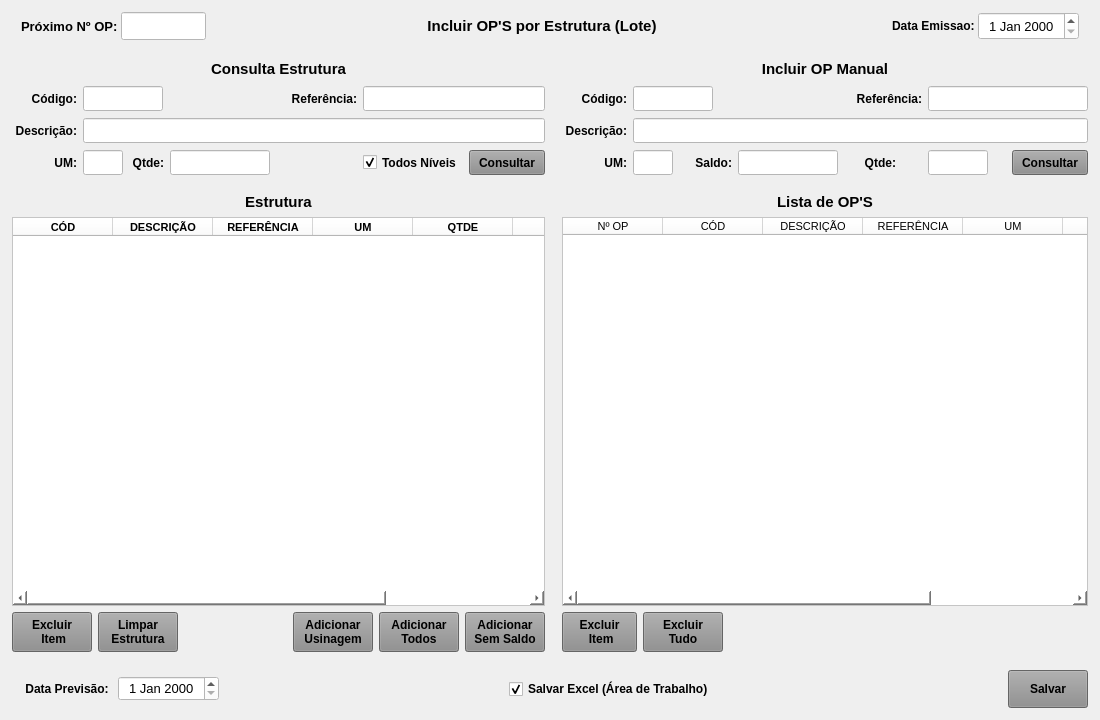
Old version of the form forms/tela_op_incluir_lote.ui in the repository Azevedo84/erp_suzuki.
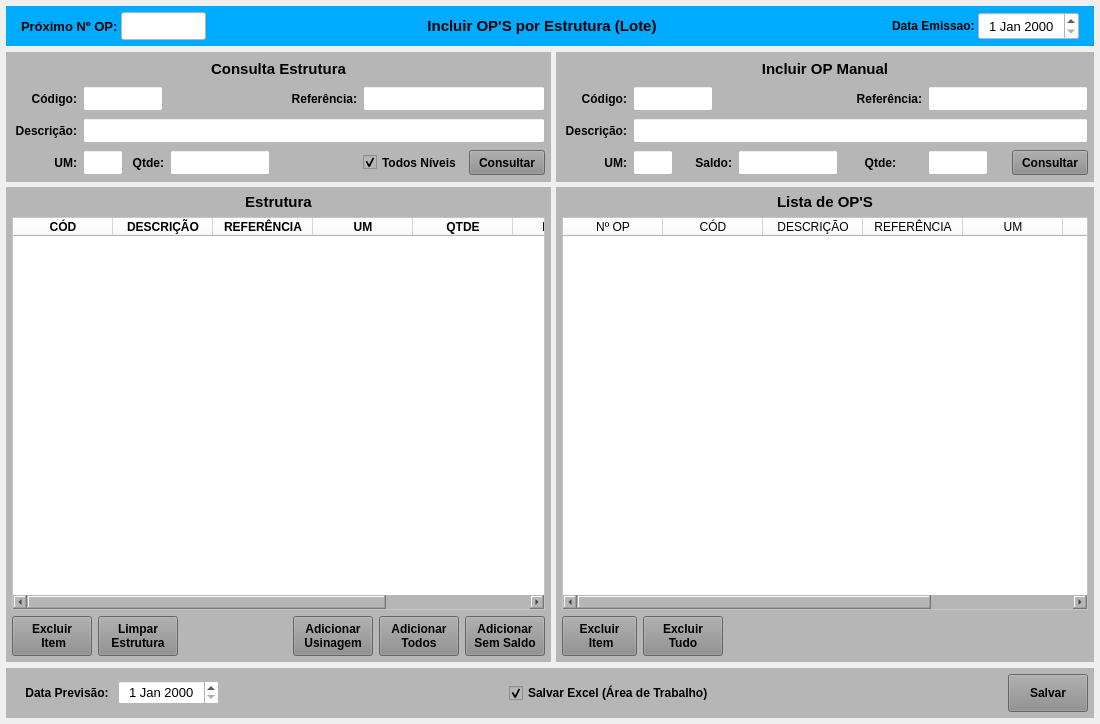
New version of the form.

Diff of the .ui file:
```diff
--- a/forms/tela_op_incluir_lote.ui
+++ b/forms/tela_op_incluir_lote.ui
@@ -7,7 +7,7 @@
     <x>0</x>
     <y>0</y>
     <width>1100</width>
-    <height>720</height>
+    <height>724</height>
    </rect>
   </property>
   <property name="windowTitle">
@@ -42,7 +42,7 @@
        </size>
       </property>
       <property name="styleSheet">
-       <string notr="true"/>
+       <string notr="true">background-color: rgb(0, 170, 255);</string>
       </property>
       <layout class="QHBoxLayout" name="horizontalLayout">
        <property name="spacing">
@@ -288,7 +288,7 @@
              </size>
             </property>
             <property name="styleSheet">
-             <string notr="true"/>
+             <string notr="true">background-color: rgb(182, 182, 182);</string>
             </property>
             <layout class="QGridLayout" name="gridLayout">
              <property name="leftMargin">
@@ -783,7 +783,7 @@
              </size>
             </property>
             <property name="styleSheet">
-             <string notr="true"/>
+             <string notr="true">background-color: rgb(182, 182, 182);</string>
             </property>
             <layout class="QGridLayout" name="gridLayout_2">
              <property name="leftMargin">
@@ -1279,7 +1279,7 @@
              </size>
             </property>
             <property name="styleSheet">
-             <string notr="true"/>
+             <string notr="true">background-color: rgb(182, 182, 182);</string>
             </property>
             <layout class="QGridLayout" name="gridLayout_3">
              <property name="sizeConstraint">
@@ -1785,7 +1785,7 @@
           <item>
            <widget class="QWidget" name="widget_Cor5" native="true">
             <property name="styleSheet">
-             <string notr="true"/>
+             <string notr="true">background-color: rgb(182, 182, 182);</string>
             </property>
             <layout class="QGridLayout" name="gridLayout_4">
              <property name="leftMargin">
@@ -2030,7 +2030,7 @@
        </size>
       </property>
       <property name="styleSheet">
-       <string notr="true"/>
+       <string notr="true">background-color: rgb(182, 182, 182);</string>
       </property>
       <layout class="QHBoxLayout" name="horizontalLayout_2">
        <property name="spacing">
```
